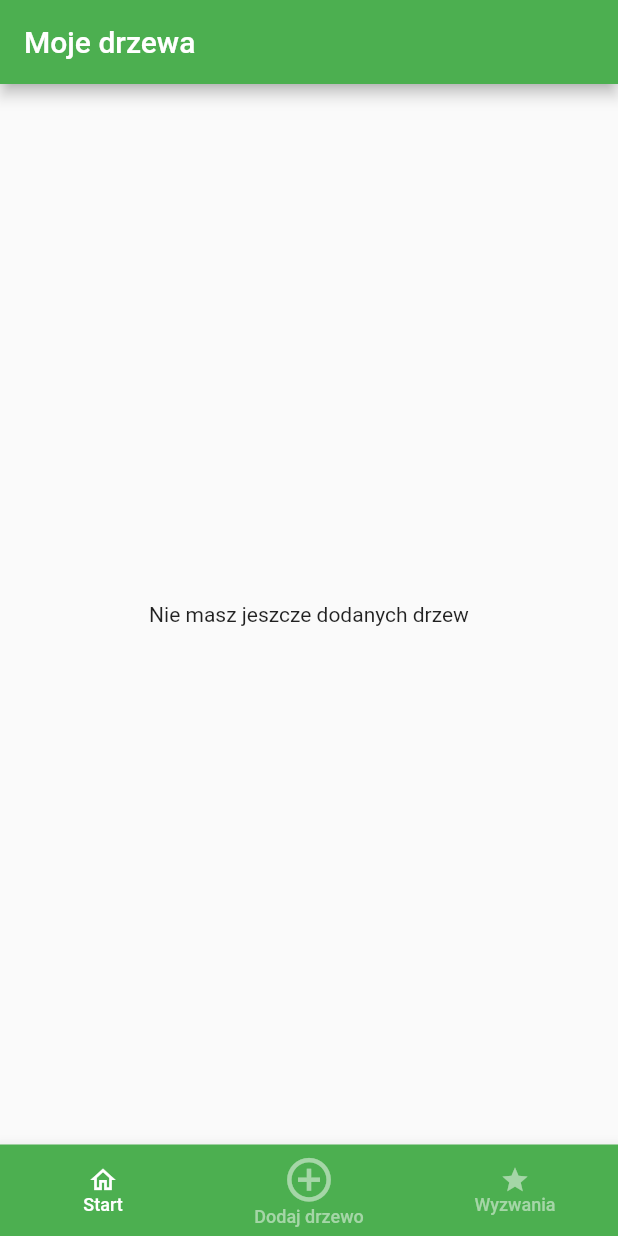
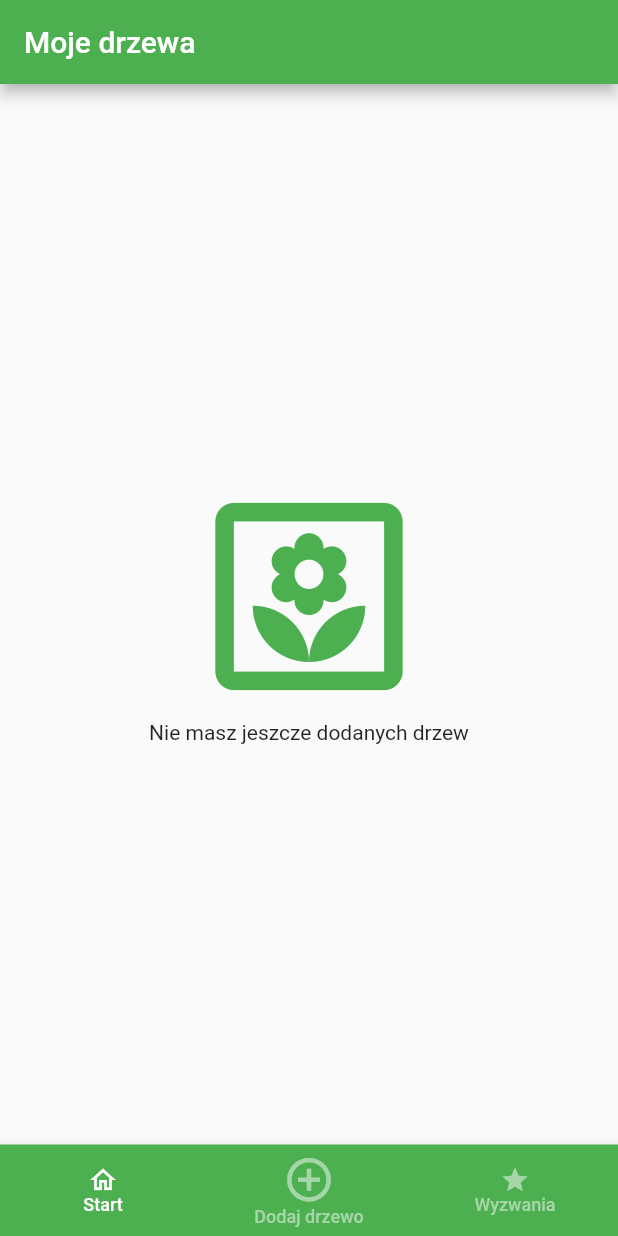
Before and after one commit to ZieloneGliwice/zielone_gliwice_mobile, a Flutter app: the screen it shows after launch, on a phone screen of 412 x 824 dp. Run offline on Flutter 3.47's test engine with Material 2 defaults, Android fonts, the light colour scheme and no system bars; our stand-ins replace get, image_picker; missing offline and left inert: crop_image, dart:ffi.

Commit message:
Adds basic styles

```diff
--- a/lib/add_tree/add_tree_page.dart
+++ b/lib/add_tree/add_tree_page.dart
@@ -1,4 +1,5 @@
 import 'package:flutter/material.dart';
+import 'package:get/get.dart';
 
 class AddTreePage extends StatelessWidget {
   const AddTreePage({super.key});
@@ -17,3 +18,7 @@ class AddTreePage extends StatelessWidget {
     );
   }
 }
+
+class AddTreeController extends GetxController {
+
+}
--- a/lib/camera/camera_page.dart
+++ b/lib/camera/camera_page.dart
@@ -13,6 +13,7 @@ class CameraPage extends GetView<CameraPageController> {
 
   @override
   Widget build(BuildContext context) {
+    Get.snackbar('Wykonaj zdjęcie drzewa', 'Wukonaj je!');
     return Scaffold(
       appBar: AppBar(
         title: const Text('Zielone Gliwice'),
--- a/lib/landing/landing_page.dart
+++ b/lib/landing/landing_page.dart
@@ -2,6 +2,7 @@ import 'package:flutter/material.dart';
 import 'package:get/get.dart';
 
 import '../add_tree/add_tree_page.dart';
+import '../camera/camera_page.dart';
 import '../challenges/challenges_page.dart';
 import '../start/start_page.dart';
 
@@ -15,7 +16,7 @@ class LandingPage extends GetView<LandingPageController> {
       fontWeight: FontWeight.w500,
       fontSize: 12);
 
-  final TextStyle selectedLabelStyle = const TextStyle(color: Colors.white, fontWeight: FontWeight.w500, fontSize: 12);
+  final TextStyle selectedLabelStyle = const TextStyle(color: Color(0xFF95C122), fontWeight: FontWeight.w500, fontSize: 12);
 
   Widget _buildBottomNavigationMenu(BuildContext context) {
     return Obx(() => BottomNavigationBar(
@@ -63,18 +64,17 @@ class LandingPage extends GetView<LandingPageController> {
 
   @override
   Widget build(BuildContext context) {
-    return SafeArea(
-        child: Scaffold(
+    return Scaffold(
       bottomNavigationBar: _buildBottomNavigationMenu(context),
       body: Obx(() => IndexedStack(
         index: controller.tabIndex.value,
         children: const <Widget>[
           StartPage(),
-              AddTreePage(),
+          CameraPage(),
           ChallengesPage(),
         ],
       )),
-        ));
+    );
   }
 }
 
--- a/lib/start/start_page.dart
+++ b/lib/start/start_page.dart
@@ -11,8 +11,19 @@ class StartPage extends StatelessWidget {
       appBar: AppBar(
         title: const Text('Moje drzewa'),
       ),
-      body: const Center(
-        child: Text('Nie masz jeszcze dodanych drzew'),
+      body: Center(
+        child: Column(
+          mainAxisSize: MainAxisSize.min,
+          children: const <Widget>[
+            Icon(
+                Icons.yard_outlined,
+                color: Colors.green,
+                size: 150.0),
+            SizedBox(height: 8.0,),
+            Text('Nie masz jeszcze dodanych drzew')
+
+          ],
+        ),
       ),
     );
   }
```
Also changed, not shown: lib/challenges/challenges_page.dart (+12 -2 lines), lib/main.dart (+1 -22 lines), lib/ui/styles.dart (added, +40 -0 lines), 9 other files. Lines whose indentation alone changed are shown as unchanged.
